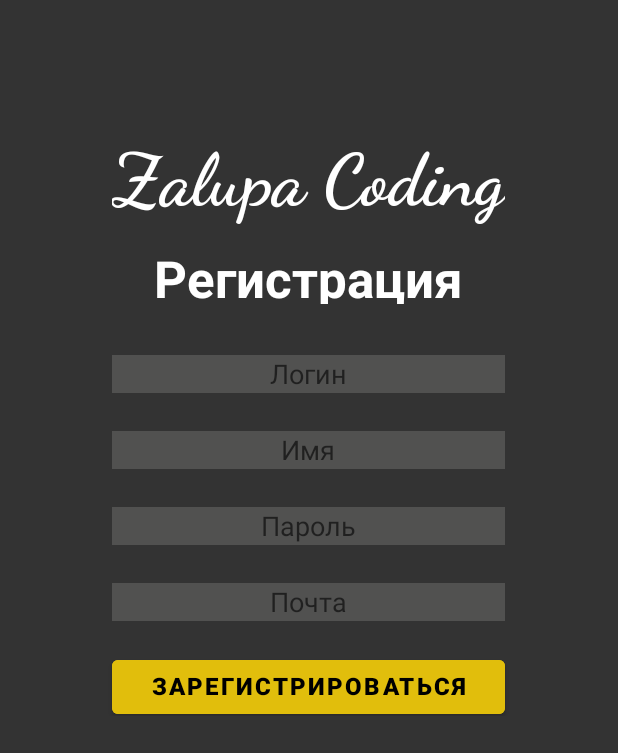
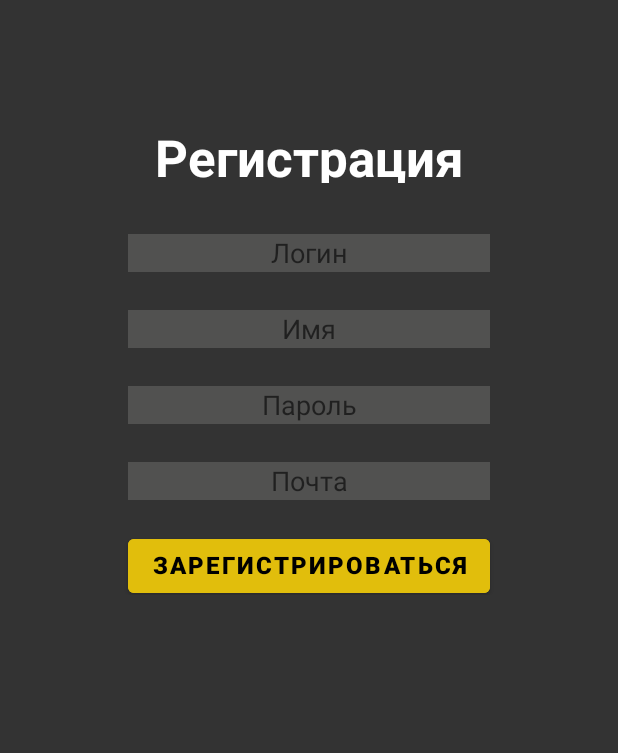
Before and after one commit to R0land42/entranceAct, an Android app: the screen it shows after launch (SignUpActivity), after a tap on "РЕГИСТРАЦИЯ", on a phone screen of 412 x 824 dp. Shown: the top 753 px of the screen. Run offline under Robolectric (Android 15) with nearby library versions, the phone set to English and light mode, and no system bars; our stand-ins replace Firebase (no records; nobody signed in at launch, a user with empty details on screens opened directly).

Commit message:
+ Хеширование + Рефакторинг

```diff
--- a/app/src/main/java/com/example/entranceact/MainActivity.java
+++ b/app/src/main/java/com/example/entranceact/MainActivity.java
@@ -1,7 +1,4 @@
 package com.example.entranceact;
-
-import androidx.annotation.NonNull;
-import androidx.appcompat.app.AppCompatActivity;
 
 import android.content.Intent;
 import android.graphics.Color;
@@ -9,6 +6,10 @@ import android.os.Bundle;
 import android.view.View;
 import android.widget.EditText;
 import android.widget.TextView;
+
+import androidx.annotation.NonNull;
+import androidx.appcompat.app.AppCompatActivity;
+
 import com.google.firebase.database.DataSnapshot;
 import com.google.firebase.database.DatabaseError;
 import com.google.firebase.database.DatabaseReference;
@@ -16,33 +17,30 @@ import com.google.firebase.database.FirebaseDatabase;
 import com.google.firebase.database.ValueEventListener;
 
 public class MainActivity extends AppCompatActivity {
-    private EditText editTextLogin, editTextPassword;
-    private DatabaseReference dbUsers;
+    private EditText editTextLogin, editTextTextPassword;
+    private DatabaseReference dUsers;
+    private String usersRef = "Users";
     private TextView textView4;
-
-
 
     @Override
     protected void onCreate(Bundle savedInstanceState) {
         super.onCreate(savedInstanceState);
+
+        editTextLogin = findViewById(R.id.editTextLogin);
+        editTextTextPassword = findViewById(R.id.editTextPassword);
+        dUsers = FirebaseDatabase.getInstance().getReference(usersRef);
+        textView4 = findViewById(R.id.textView4);
+
         setContentView(R.layout.activity_main);
         getSupportActionBar().hide();
         getWindow().setStatusBarColor(Color.parseColor("#333333"));
-        Init();
-    }
 
-    public void Init(){
-        editTextLogin = findViewById(R.id.editTextLogin);
-        editTextPassword = findViewById(R.id.editTextPassword);
-        dbUsers = FirebaseDatabase.getInstance().getReference(Const.DB_USERS_REF);
-        textView4 = findViewById(R.id.textView4);
     }
 
     public void onClickEnter(View view){
         String login = editTextLogin.getText().toString();
-        String password = editTextPassword.getText().toString();
-        textView4.setText("");
-        searchLoginAndPassword(login, password);
+        String password = Encrypting.sha256(editTextTextPassword.getText().toString());
+        searchLogin(login, password);
 
     }
 
@@ -52,8 +50,7 @@ public class MainActivity extends AppCompatActivity {
 
     }
 
-
-    public void searchLoginAndPassword(String log, String passwr){
+    public void searchLogin(String log, String pass){
         ValueEventListener vList = new ValueEventListener() {
             @Override
             public void onDataChange(@NonNull DataSnapshot snapshot) {
@@ -61,40 +58,27 @@ public class MainActivity extends AppCompatActivity {
                     users users = ds.getValue(users.class);
                     String login = users.login;
                     String password = users.password;
-                    String name = users.name;
-                    String email = users.email;
                     if (login.equals(log)){
-                        if(password.equals(passwr)){
-                            Intent intent = new Intent(MainActivity.this, MainMenu.class);
-                            intent.putExtra(Const.USER_LOGIN, login);
-                            intent.putExtra(Const.USER_PASSWORD, password);
-                            intent.putExtra(Const.USER_NAME, name);
-                            intent.putExtra(Const.USER_EMAIL, email);
-                            startActivity(intent);
-                            break;
+                        if(password.equals(pass)){
+                            textView4.setText(new StringBuilder().append("Добро пожаловать, ").append(login).append(". Снова.").toString());
                         }
                         else{
-                            textView4.setTextColor(Color.parseColor("#FF0000"));
-                            textView4.setText("Неверный логин или пароль!");
+                            textView4.setText("Неправильный пароль!");
                         }
-
                     }
                     else{
-                        textView4.setTextColor(Color.parseColor("#FF0000"));
-                        textView4.setText("Неверный логин или пароль!");
+                        textView4.setText("Неправильный логин!");
                     }
-
-
+                    break;
                 }
 
             }
-
             @Override
             public void onCancelled(@NonNull DatabaseError error) {
 
             }
         };
-        dbUsers.addValueEventListener(vList);
+        dUsers.addValueEventListener(vList);
     }
 
 
--- a/app/src/main/java/com/example/entranceact/SignUpActivity.java
+++ b/app/src/main/java/com/example/entranceact/SignUpActivity.java
@@ -1,18 +1,18 @@
 package com.example.entranceact;
-
-import androidx.appcompat.app.AppCompatActivity;
 
 import android.graphics.Color;
 import android.os.Bundle;
 import android.text.TextUtils;
 import android.view.View;
-import android.view.Window;
 import android.widget.EditText;
 import android.widget.TextView;
-import android.widget.Toast;
+
+import androidx.appcompat.app.AppCompatActivity;
 
 import com.google.firebase.database.DatabaseReference;
 import com.google.firebase.database.FirebaseDatabase;
+
+import java.util.Objects;
 
 public class SignUpActivity extends AppCompatActivity {
     private EditText edTextlogin, edTextName, edTextPassword, edTextEmail;
@@ -23,25 +23,23 @@ public class SignUpActivity extends AppCompatActivity {
     @Override
     protected void onCreate(Bundle savedInstanceState) {
         super.onCreate(savedInstanceState);
-        setContentView(R.layout.activity_sign_up);
-        getSupportActionBar().hide();
-        Init();
-        getWindow().setStatusBarColor(Color.parseColor("#333333"));
-    }
-
-    public void Init(){
         edTextlogin = findViewById(R.id.edTextlogin);
         edTextName = findViewById(R.id.edTextName);
         edTextPassword = findViewById(R.id.edTextPassword);
         edTextEmail = findViewById(R.id.edTextEmail);
         textView3 = findViewById(R.id.textView3);
         dbUsers = FirebaseDatabase.getInstance().getReference(Const.DB_USERS_REF);
+
+        setContentView(R.layout.activity_sign_up);
+        Objects.requireNonNull(getSupportActionBar()).hide();
+        getWindow().setStatusBarColor(Color.parseColor("#333333"));
     }
+
 
     public void onClickSignUp(View view){
         String login = edTextlogin.getText().toString();
         String name = edTextName.getText().toString();
-        String password = edTextPassword.getText().toString();
+        String password = Encrypting.sha256(edTextPassword.getText().toString());;
         String email = edTextEmail.getText().toString();
         users NewUsers = new users(login, name, password, email);
         if (!TextUtils.isEmpty(login) && !TextUtils.isEmpty(name) && !TextUtils.isEmpty(password) && !TextUtils.isEmpty(email)){
--- a/app/src/main/res/layout/activity_main_menu.xml
+++ b/app/src/main/res/layout/activity_main_menu.xml
@@ -26,7 +26,7 @@
                 android:fontFamily="cursive"
                 android:paddingTop="5dp"
                 android:paddingBottom="5dp"
-                android:text="Zalupa Coding"
+                android:text="Проекты"
                 android:textAlignment="center"
                 android:textColor="#FFFFFF"
                 android:textSize="48sp"
@@ -106,8 +106,8 @@
         <TableRow
             android:layout_width="wrap_content"
             android:layout_height="wrap_content"
+            android:layout_marginTop="20dp"
             android:gravity="center"
-            android:layout_marginTop="20dp"
             android:paddingLeft="40dp"
             android:paddingTop="5dp"
             android:paddingRight="40dp"
@@ -146,7 +146,7 @@
                 android:gravity="center"
                 android:onClick="onClickConnectToProject"
                 android:paddingBottom="5dp"
-                android:text="Присоедениться к проекту"
+                android:text="Присоединиться к проекту"
                 android:textColor="#000000"
                 android:textSize="16sp"
                 android:textStyle="bold" />
--- a/app/src/main/res/layout/activity_sign_up.xml
+++ b/app/src/main/res/layout/activity_sign_up.xml
@@ -16,22 +16,7 @@
             android:layout_width="wrap_content"
             android:layout_height="wrap_content"
             android:gravity="center"
-            android:paddingTop="70dp">
-
-            <TextView
-                android:id="@+id/textView"
-                android:layout_width="wrap_content"
-                android:layout_height="wrap_content"
-                android:layout_marginTop="10dp"
-                android:fontFamily="cursive"
-                android:paddingTop="5dp"
-                android:paddingBottom="5dp"
-                android:text="Zalupa Coding"
-                android:textAlignment="center"
-                android:textColor="#FFFFFF"
-                android:textSize="48sp"
-                android:textStyle="bold" />
-        </TableRow>
+            android:paddingTop="70dp"/>
 
         <TableRow
             android:layout_width="wrap_content"
@@ -46,7 +31,7 @@
                 android:layout_marginTop="10dp"
                 android:layout_marginBottom="5dp"
                 android:paddingBottom="5dp"
-                android:text="Регистрация"
+                android:text="@string/signUp"
                 android:textAlignment="center"
                 android:textColor="#FFFFFF"
                 android:textSize="34sp"
@@ -71,7 +56,7 @@
                 android:backgroundTint="#515150"
                 android:ems="10"
                 android:gravity="center"
-                android:hint="Логин"
+                android:hint="@string/login"
                 android:inputType="textPersonName"
                 android:paddingBottom="5dp" />
         </TableRow>
@@ -85,8 +70,6 @@
             android:paddingRight="40dp"
             android:paddingBottom="5dp">
 
-            >
-
             <EditText
                 android:id="@+id/edTextName"
                 android:layout_width="wrap_content"
@@ -96,7 +79,7 @@
                 android:backgroundTint="#515150"
                 android:ems="10"
                 android:gravity="center"
-                android:hint="Имя"
+                android:hint="@string/user_name"
                 android:inputType="textPersonName"
                 android:paddingBottom="5dp" />
         </TableRow>
@@ -108,7 +91,7 @@
             android:paddingLeft="40dp"
             android:paddingTop="5dp"
             android:paddingRight="40dp"
-            android:paddingBottom="5dp">>
+            android:paddingBottom="5dp">
 
             <EditText
                 android:id="@+id/edTextPassword"
@@ -118,7 +101,7 @@
                 android:background="#515150"
                 android:ems="10"
                 android:gravity="center"
-                android:hint="Пароль"
+                android:hint="@string/password"
                 android:inputType="textPassword"
                 android:paddingBottom="5dp"
                 android:password="false" />
@@ -133,8 +116,6 @@
             android:paddingRight="40dp"
             android:paddingBottom="5dp">
 
-            >
-
             <EditText
                 android:id="@+id/edTextEmail"
                 android:layout_width="wrap_content"
@@ -143,7 +124,7 @@
                 android:background="#515150"
                 android:ems="10"
                 android:gravity="center"
-                android:hint="Почта"
+                android:hint="@string/user_email"
                 android:inputType="textPersonName"
                 android:paddingBottom="5dp" />
         </TableRow>
--- a/app/src/main/res/values/strings.xml
+++ b/app/src/main/res/values/strings.xml
@@ -1,3 +1,9 @@
 <resources>
     <string name="app_name">entranceAct</string>
+    <string name="password">Пароль</string>
+    <string name="login">Логин</string>
+    <string name="signIn">Вход</string>
+    <string name="signUp">Регистрация</string>
+    <string name="user_name">Имя</string>
+    <string name="user_email">Почта</string>
 </resources>
```
Also changed, not shown: app/src/main/java/com/example/entranceact/Encrypting.java (added, +24 -0 lines), app/src/main/java/com/example/entranceact/MainMenu.java (+4 -7 lines), app/src/main/res/layout/activity_main.xml (+7 -7 lines).
